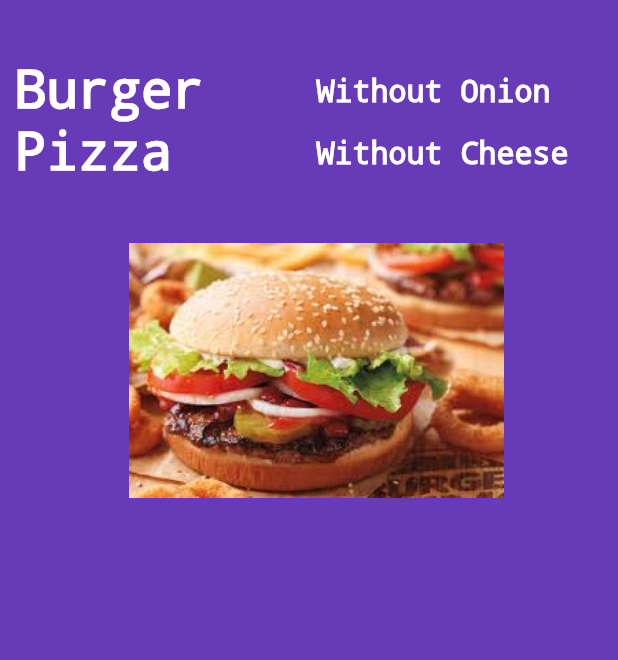
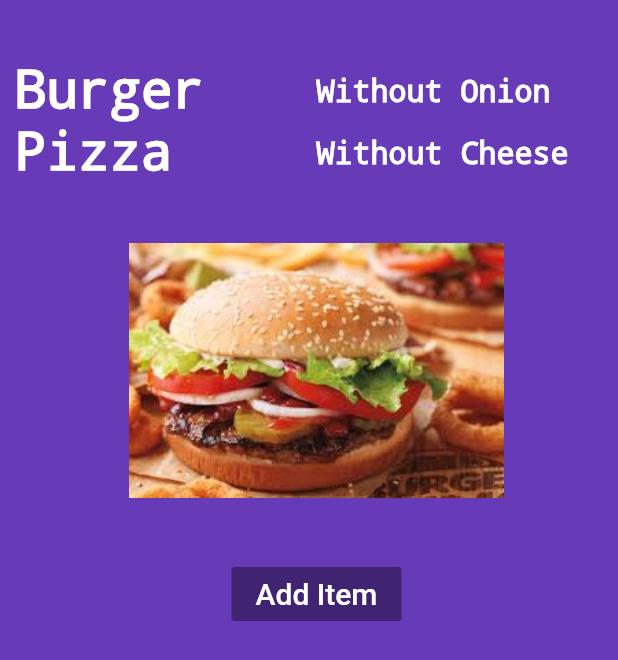
Before and after one commit to vikasmain/food_app_flutter, a Flutter app: the screen it shows after launch, on a phone screen of 412 x 824 dp. Shown: the top 660 px of the screen. Run offline on Flutter 3.47's test engine with Material 2 defaults, Android fonts, the phone set to English and light mode, and no system bars.

Commit message:
Add Raised button in column widget

```diff
--- a/lib/app_screens/main_screen.dart
+++ b/lib/app_screens/main_screen.dart
@@ -54,7 +54,8 @@ class MainScreen extends StatelessWidget {
                     )),
                   ],
                 ),
-                ImageAsset()
+                ImageAsset(),
+                AddButton()
               ],
             )));
   }
@@ -74,3 +75,16 @@ class ImageAsset extends StatelessWidget {
     );
   }
 }
+
+class AddButton extends StatelessWidget {
+  @override
+  Widget build(BuildContext context) {
+    return Container(
+      child: RaisedButton(
+          color: Colors.black,
+          child: Text("Add Item",
+              style: TextStyle(color: Colors.white, fontSize: 20.0)),
+          onPressed: null),
+    );
+  }
+}
```
